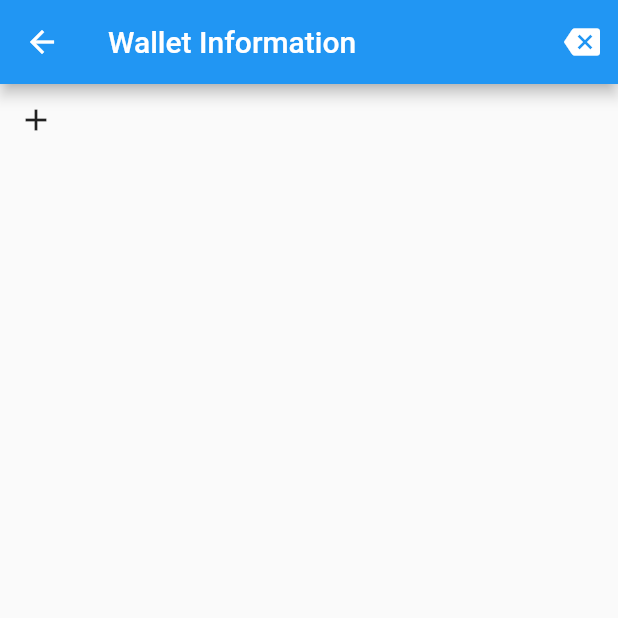
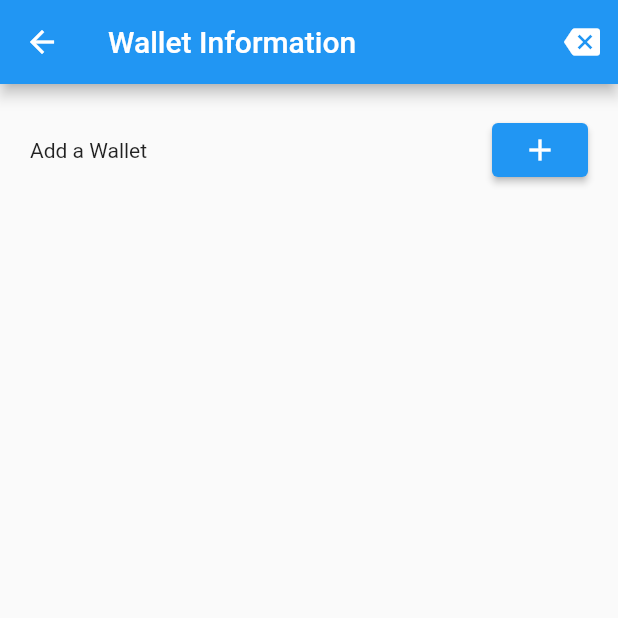
Before and after one commit to ArunBabu98/crypto_wallet, a Flutter app: the CreateWallet screen opened directly, on a phone screen of 412 x 824 dp, the top half of it. Run offline on Flutter 3.47's test engine with Material 2 defaults, Android fonts, the phone set to English and light mode, and no system bars; our stand-ins replace animated_splash_screen, cloud_firestore, firebase_auth, firebase_core, flutter_signin_button, google_sign_in and 2 more; missing offline and left inert: bip39, ed25519_hd_key, web3dart; accounts and stored records are empty; network calls fail; Roboto replaces fonts that are missing (Raleway).

Commit message:
Wallet creation done!

```diff
--- a/lib/pages/createWallet.dart
+++ b/lib/pages/createWallet.dart
@@ -2,7 +2,9 @@
 
 import 'package:flutter/material.dart';
 import 'package:app/utilities/wallet_creation.dart';
+import 'package:app/utilities/firestore.dart';
 import 'package:cloud_firestore/cloud_firestore.dart';
+import 'package:web3dart/web3dart.dart';
 
 class CreateWallet extends StatefulWidget {
   const CreateWallet({Key? key}) : super(key: key);
@@ -13,7 +15,8 @@ class CreateWallet extends StatefulWidget {
 
 class _CreateWallet extends State<CreateWallet> {
   int selected = 0;
-
+  String? pubAddress;
+  String? privAddress;
 
   @override
   Widget build(BuildContext context) {
@@ -33,21 +36,105 @@ class _CreateWallet extends State<CreateWallet> {
       body: Column(
         children: [
           selected == 0
-              ? IconButton(
+              ? Row(
+                  mainAxisAlignment: MainAxisAlignment.spaceBetween,
+                  children: [
+                    Container(
+                      margin: const EdgeInsets.all(20),
+                      child: const Text("Add a Wallet"),
+                    ),
+                    Container(
+                        margin: const EdgeInsets.all(20),
+                        child: ElevatedButton(
+                          child: const Icon(Icons.add),
                           onPressed: () async {
                             setState(() {
                               selected = 1;
                             });
                             WalletAddress service = WalletAddress();
                             final mnemonic = service.generateMnemonic();
-                    print(mnemonic);
-                    final privateKey = await service.getPrivateKey(mnemonic);
-                    print(privateKey);
-                    final publicKey = await service.getPublicKey(privateKey);
-                    print(publicKey);
+                            final privateKey =
+                                await service.getPrivateKey(mnemonic);
+                            final publicKey =
+                                await service.getPublicKey(privateKey);
+                            privAddress = privateKey;
+                            pubAddress = publicKey.toString();
+                            addUserDetails(privateKey, publicKey);
                           },
-                  icon: const Icon(Icons.add))
-              : const Text("Selected"),
+                        ))
+                  ],
+                )
+              : Column(
+                  children: [
+                    Center(
+                        child: Container(
+                      margin: const EdgeInsets.all(20),
+                      alignment: Alignment.center,
+                      height: 100,
+                      width: MediaQuery.of(context).size.width,
+                      color: Colors.blueAccent,
+                      child: const Text(
+                        "Successfully initiated wallet!",
+                        style: TextStyle(
+                          color: Colors.white,
+                          fontSize: 20,
+                        ),
+                      ),
+                    )),
+                    const Center(
+                      child: Text(
+                        "Wallet Private Address :",
+                        style: TextStyle(
+                          fontSize: 17,
+                        ),
+                      ),
+                    ),
+                    Center(
+                      child: Text(
+                        "${privAddress}",
+                        style: const  TextStyle(
+                          fontSize: 10,
+                        ),
+                      ),
+                    ),
+                    const Center(
+                      child: Text(
+                        "Do not reveal your private address to anyone!",
+                        style: TextStyle(
+                          color: Colors.grey,
+                          fontSize: 18,
+                        ),
+                      ),
+                    ),
+                    const Divider(),
+                     const Center(
+                      child: Text(
+                        "Wallet Public Address : ",
+                        style: TextStyle(
+                          fontSize: 18,
+                        ),
+                      ),
+                    ),
+                     Center(
+                      child: Text(
+                        "${pubAddress}",
+                        style: const  TextStyle(
+                          fontSize: 10,
+                        ),
+                      ),
+                    ),
+                    const Divider(),
+                     const Center(
+                      child: Text(
+                        "Go back to main page!",
+                        style: TextStyle(
+                          color: Colors.grey,
+                          fontSize: 18,
+                        ),
+                      ),
+                    )
+                  ],
+                ),
         ],
       ),
     );
--- a/lib/utilities/firestore.dart
+++ b/lib/utilities/firestore.dart
@@ -1,13 +1,13 @@
 import 'package:cloud_firestore/cloud_firestore.dart';
 import 'package:firebase_auth/firebase_auth.dart';
 
-void addUserDetails(privateKey,publicKey,ethereumAddress) async {
+void addUserDetails(privateKey,publicKey) async {
   var userInstance = FirebaseAuth.instance.currentUser;
   await FirebaseFirestore.instance.collection("users").doc(userInstance!.uid).set({
-    'user_name': userInstance,
-    'privateKey': privateKey,
-    'publicKey': publicKey,
-    'ethereumAddress': ethereumAddress
-  }).whenComplete(() => {print("EXXECCUTTEDDD!")}).catchError((error) {print(error.toString());});
+    'user_name': userInstance.displayName,
+    'privateKey': privateKey.toString(),
+    'publicKey': publicKey.toString(),
+    'wallet_created': true
+  }).whenComplete(() => {print("executed")}).catchError((error) {print(error.toString());});
 
 }
```
Lines whose indentation alone changed are shown as unchanged.
